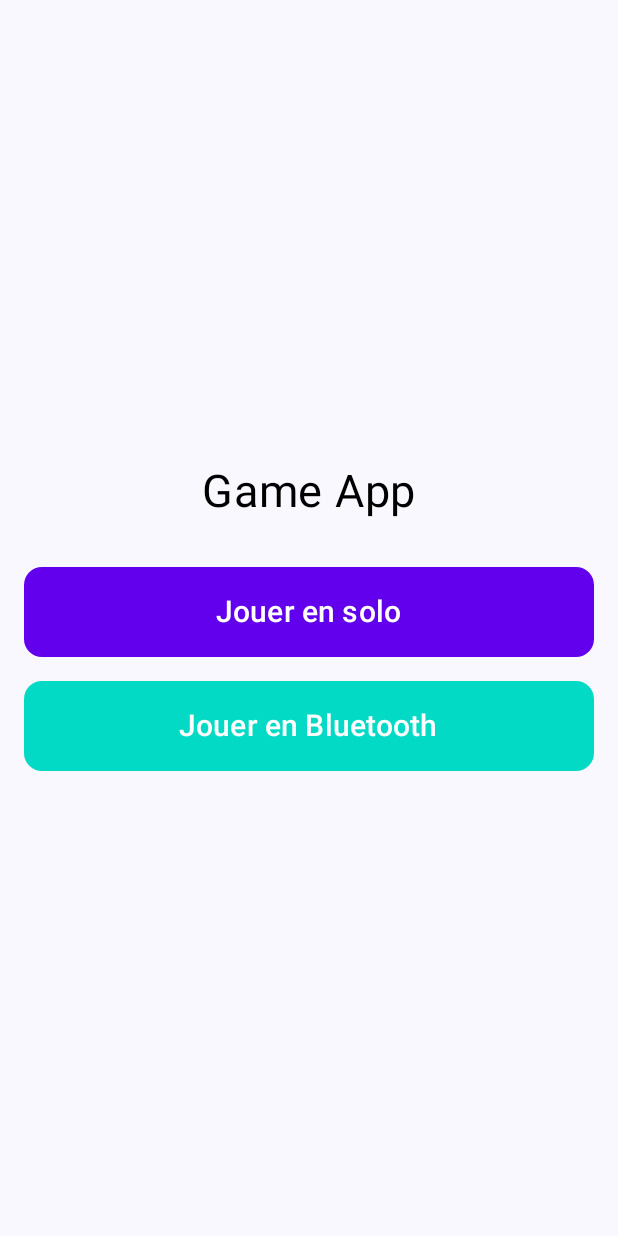
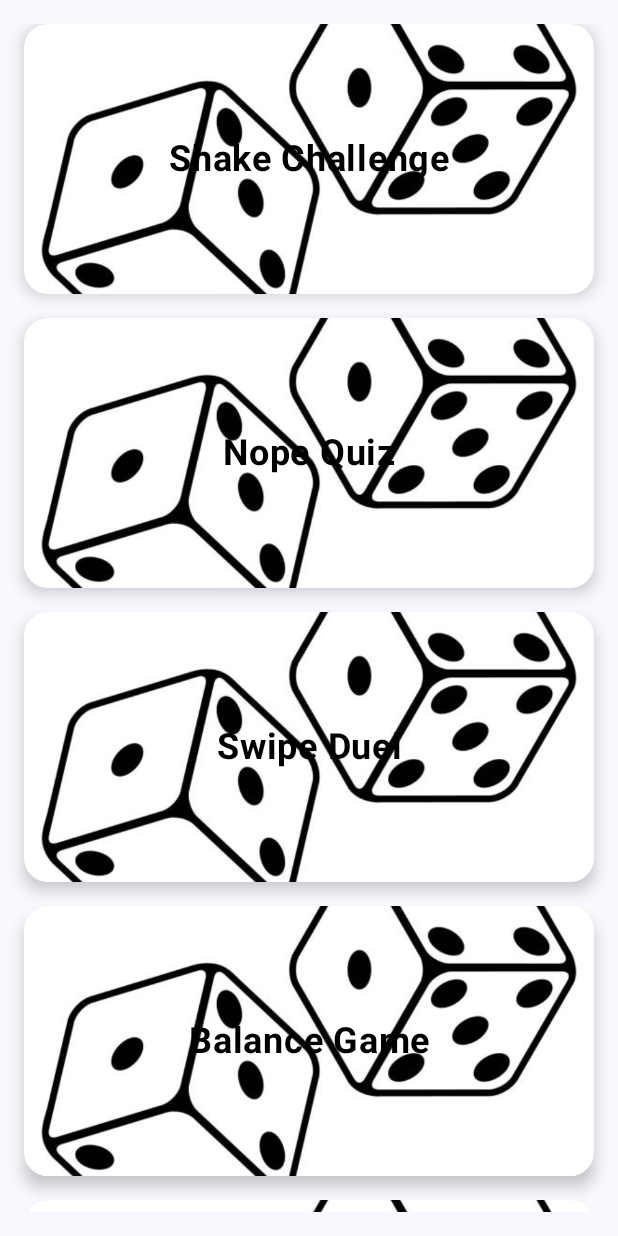
Before and after one commit to nourchene7dridi/GameApp, an Android app built with Jetpack Compose: the screen it shows after launch (MainActivity before the commit, GameListActivity after it), after a tap on "Jouer en solo", on a phone screen of 412 x 824 dp. Run offline under Robolectric (Android 15) with nearby library versions, the phone set to English and light mode, and no system bars; 1 statement that could not run was skipped.

Commit message:
Liste des jeux

```diff
--- a/app/build.gradle.kts
+++ b/app/build.gradle.kts
@@ -49,6 +49,10 @@ dependencies {
     implementation(libs.androidx.ui.graphics)
     implementation(libs.androidx.ui.tooling.preview)
     implementation(libs.androidx.material3)
+    implementation(libs.androidx.appcompat)
+    implementation(libs.material)
+    implementation(libs.androidx.activity)
+    implementation(libs.androidx.constraintlayout)
     testImplementation(libs.junit)
     androidTestImplementation(libs.androidx.junit)
     androidTestImplementation(libs.androidx.espresso.core)
--- a/app/src/main/AndroidManifest.xml
+++ b/app/src/main/AndroidManifest.xml
@@ -13,6 +13,10 @@
         android:theme="@style/Theme.GameApp"
         tools:targetApi="31">
         <activity
+            android:name=".GameListActivity"
+            android:exported="true" />
+
+        <activity
             android:name=".MainActivity"
             android:exported="true"
             android:label="@string/app_name"
--- /dev/null
+++ b/app/src/main/java/com/example/gameapp/GameListActivity.kt
@@ -0,0 +1,95 @@
+package com.example.gameapp
+
+import android.os.Bundle
+import androidx.activity.ComponentActivity
+import androidx.activity.compose.setContent
+import androidx.compose.foundation.Image
+import androidx.compose.foundation.clickable
+import androidx.compose.foundation.layout.*
+import androidx.compose.foundation.lazy.LazyColumn
+import androidx.compose.foundation.shape.RoundedCornerShape
+import androidx.compose.material3.*
+import androidx.compose.runtime.Composable
+import androidx.compose.ui.Alignment
+import androidx.compose.ui.Modifier
+import androidx.compose.ui.layout.ContentScale
+import androidx.compose.ui.res.painterResource
+import androidx.compose.ui.text.font.FontWeight
+import androidx.compose.ui.unit.dp
+import androidx.compose.ui.unit.sp
+import com.example.gameapp.ui.theme.GameAppTheme
+import androidx.compose.ui.graphics.Color
+import androidx.compose.ui.text.style.TextAlign
+import androidx.core.content.ContextCompat.startActivity
+import android.content.Intent
+
+class GameListActivity : ComponentActivity() {
+    override fun onCreate(savedInstanceState: Bundle?) {
+        super.onCreate(savedInstanceState)
+        setContent {
+            GameAppTheme {
+                Surface(modifier = Modifier.fillMaxSize()) {
+                    GameListScreen()
+                }
+            }
+        }
+    }
+}
+
+data class GameItem(val title: String, val imageResId: Int)
+
+@Composable
+fun GameListScreen() {
+    val games = listOf(
+        GameItem("Shake Challenge", R.drawable.jeu),
+        GameItem("Nope Quiz", R.drawable.jeu),
+        GameItem("Swipe Duel", R.drawable.jeu),
+        GameItem("Balance Game", R.drawable.jeu),
+        GameItem("Tap Race", R.drawable.jeu),
+        GameItem("Reflex Master", R.drawable.jeu)
+    )
+
+    LazyColumn(
+        modifier = Modifier
+            .fillMaxSize()
+            .padding(16.dp),
+        verticalArrangement = Arrangement.spacedBy(16.dp)
+    ) {
+        items(games.size) { index ->
+            GameCard(game = games[index])
+        }
+    }
+}
+
+@Composable
+fun GameCard(game: GameItem) {
+    Card(
+        modifier = Modifier
+            .fillMaxWidth()
+            .height(180.dp)
+            .clickable {
+                // ici tu peux faire : val intent = Intent(...) startActivity(...)
+            },
+        shape = RoundedCornerShape(16.dp),
+        elevation = CardDefaults.cardElevation(defaultElevation = 6.dp)
+    ) {
+        Box {
+            Image(
+                painter = painterResource(id = game.imageResId),
+                contentDescription = game.title,
+                contentScale = ContentScale.Crop,
+                modifier = Modifier.fillMaxSize()
+            )
+            Text(
+                text = game.title,
+                color = Color.Black,
+                fontSize = 24.sp,
+                fontWeight = FontWeight.Bold,
+                modifier = Modifier
+                    .align(Alignment.Center)
+                    .padding(16.dp),
+                textAlign = TextAlign.Center
+            )
+        }
+    }
+}
--- a/app/src/main/java/com/example/gameapp/MainActivity.kt
+++ b/app/src/main/java/com/example/gameapp/MainActivity.kt
@@ -5,6 +5,7 @@ import androidx.activity.ComponentActivity
 import androidx.activity.compose.setContent
 import androidx.activity.enableEdgeToEdge
 import androidx.compose.foundation.layout.*
+import androidx.compose.ui.platform.LocalContext
 import androidx.compose.foundation.shape.RoundedCornerShape
 import androidx.compose.material3.*
 import androidx.compose.ui.Alignment
@@ -15,6 +16,8 @@ import androidx.compose.ui.unit.dp
 import androidx.compose.ui.unit.sp
 import androidx.compose.runtime.Composable
 import com.example.gameapp.ui.theme.GameAppTheme
+import android.content.Intent
+import androidx.compose.runtime.LaunchedEffect
 
 class MainActivity : ComponentActivity() {
     override fun onCreate(savedInstanceState: Bundle?) {
@@ -31,9 +34,13 @@ class MainActivity : ComponentActivity() {
     }
 }
 
+
+
 @Composable
 fun MainScreen(modifier: Modifier = Modifier) {
-    // Column to stack content vertically
+    val context = LocalContext.current
+
+    // Body of the screen
     Column(
         modifier = modifier
             .fillMaxSize()
@@ -41,7 +48,6 @@ fun MainScreen(modifier: Modifier = Modifier) {
         horizontalAlignment = Alignment.CenterHorizontally,
         verticalArrangement = Arrangement.Center
     ) {
-        // App title
         Text(
             text = "Game App",
             fontSize = 30.sp,
@@ -49,32 +55,38 @@ fun MainScreen(modifier: Modifier = Modifier) {
             modifier = Modifier.padding(bottom = 32.dp)
         )
 
-        // Play solo button
         Button(
-            onClick = { /* TODO: Handle solo play action */ },
+            onClick = {
+                // Navigating to GameListActivity when clicking "Jouer en solo"
+                val intent = Intent(context, GameListActivity::class.java)
+                context.startActivity(intent)
+            },
             modifier = Modifier
                 .fillMaxWidth()
                 .height(60.dp),
             shape = RoundedCornerShape(12.dp),
             colors = ButtonDefaults.buttonColors(
-                containerColor = Color(0xFF6200EE), // Purple color
+                containerColor = Color(0xFF6200EE),
                 contentColor = Color.White
             )
         ) {
             Text(text = "Jouer en solo", fontSize = 20.sp)
         }
 
-        Spacer(modifier = Modifier.height(16.dp)) // Add some spacing between buttons
+        Spacer(modifier = Modifier.height(16.dp))
 
-        // Play via Bluetooth button
         Button(
-            onClick = { /* TODO: Handle Bluetooth play action */ },
+            onClick = {
+                // Navigating to GameListActivity when clicking "Jouer en solo"
+                val intent = Intent(context, GameListActivity::class.java)
+                context.startActivity(intent)
+            },
             modifier = Modifier
                 .fillMaxWidth()
                 .height(60.dp),
             shape = RoundedCornerShape(12.dp),
             colors = ButtonDefaults.buttonColors(
-                containerColor = Color(0xFF03DAC5), // Teal color
+                containerColor = Color(0xFF03DAC5),
                 contentColor = Color.White
             )
         ) {
```
Also changed, not shown: app/src/main/res/layout/activity_game_list.xml (added, +10 -0 lines), app/src/main/res/layout/activity_quiz.xml (added, +10 -0 lines), gradle/libs.versions.toml (+8 -0 lines), app/src/main/res/drawable/jeu.jpg (added), 1 other file.
